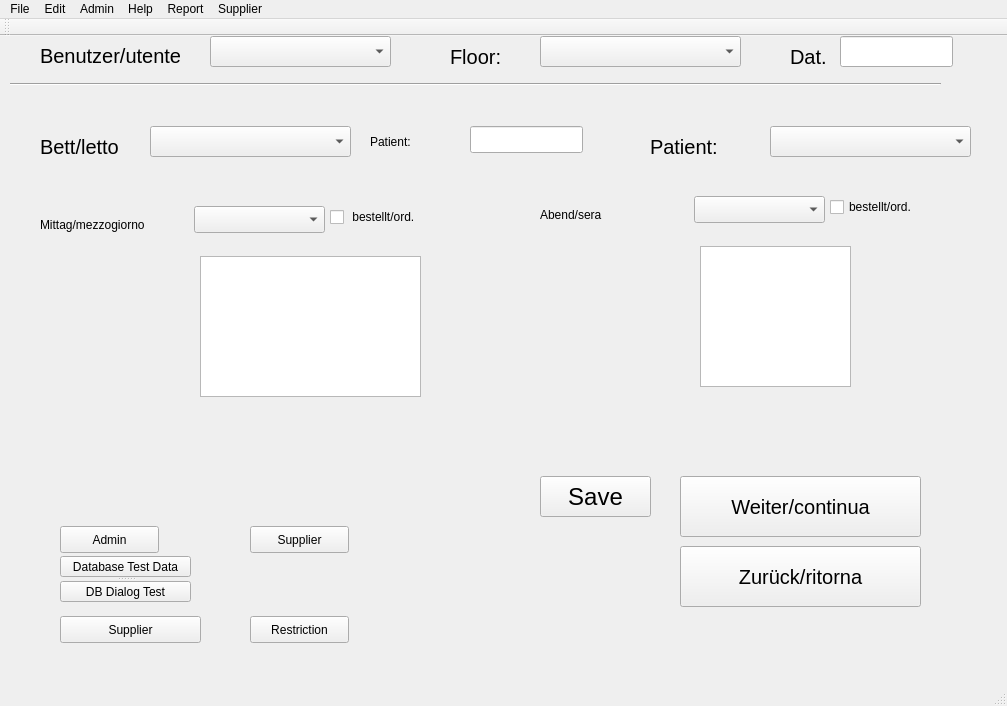
Above: MealAdmin/mainwindow.ui from WernerHugendubel/mealadmin before the change. Below: the same form after it.
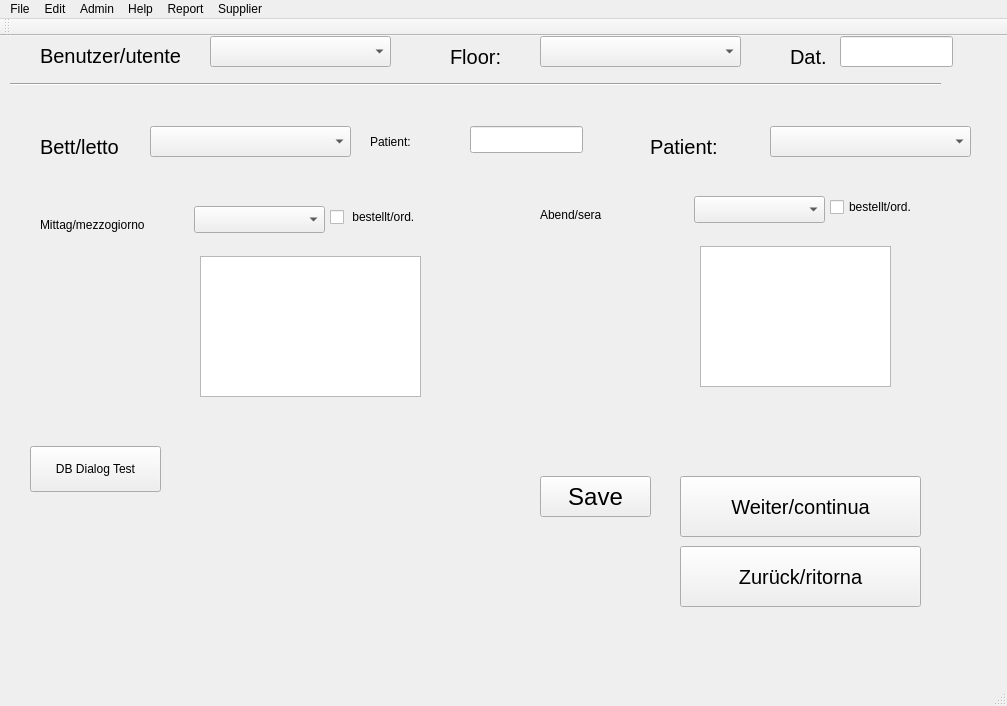
That is the form after the change.

Commit message: Mainwindow aufgeräumt!

```diff
--- a/MealAdmin/mainwindow.ui
+++ b/MealAdmin/mainwindow.ui
@@ -17,8 +17,8 @@
    <widget class="QSplitter" name="splitter">
     <property name="geometry">
      <rect>
-      <x>60</x>
-      <y>520</y>
+      <x>30</x>
+      <y>410</y>
       <width>131</width>
       <height>46</height>
      </rect>
@@ -26,11 +26,6 @@
     <property name="orientation">
      <enum>Qt::Vertical</enum>
     </property>
-    <widget class="QPushButton" name="pushButton">
-     <property name="text">
-      <string>Database Test Data</string>
-     </property>
-    </widget>
     <widget class="QPushButton" name="pushButton_Structure">
      <property name="text">
       <string>DB Dialog Test</string>
@@ -224,19 +219,6 @@
      <string>Zurück/ritorna</string>
     </property>
    </widget>
-   <widget class="QPushButton" name="pushButton_Supplier">
-    <property name="geometry">
-     <rect>
-      <x>60</x>
-      <y>580</y>
-      <width>141</width>
-      <height>27</height>
-     </rect>
-    </property>
-    <property name="text">
-     <string>Supplier</string>
-    </property>
-   </widget>
    <widget class="QLineEdit" name="lineEditDate">
     <property name="geometry">
      <rect>
@@ -288,19 +270,6 @@
      <string>Save</string>
     </property>
    </widget>
-   <widget class="QPushButton" name="pushButton_admin">
-    <property name="geometry">
-     <rect>
-      <x>60</x>
-      <y>490</y>
-      <width>99</width>
-      <height>27</height>
-     </rect>
-    </property>
-    <property name="text">
-     <string>Admin</string>
-    </property>
-   </widget>
    <widget class="QLineEdit" name="lineEditPatient">
     <property name="geometry">
      <rect>
@@ -405,37 +374,11 @@
      <rect>
       <x>700</x>
       <y>210</y>
-      <width>151</width>
+      <width>191</width>
       <height>141</height>
      </rect>
     </property>
    </widget>
-   <widget class="QPushButton" name="pushButtonRestriction">
-    <property name="geometry">
-     <rect>
-      <x>250</x>
-      <y>580</y>
-      <width>99</width>
-      <height>27</height>
-     </rect>
-    </property>
-    <property name="text">
-     <string>Restriction</string>
-    </property>
-   </widget>
-   <widget class="QPushButton" name="pushButtonSupplier">
-    <property name="geometry">
-     <rect>
-      <x>250</x>
-      <y>490</y>
-      <width>99</width>
-      <height>27</height>
-     </rect>
-    </property>
-    <property name="text">
-     <string>Supplier</string>
-    </property>
-   </widget>
   </widget>
   <widget class="QMenuBar" name="menuBar">
    <property name="geometry">
```
Left out of the diff: 6 changed lines with no effect on the pictures. The commit also changes 2 other files.
